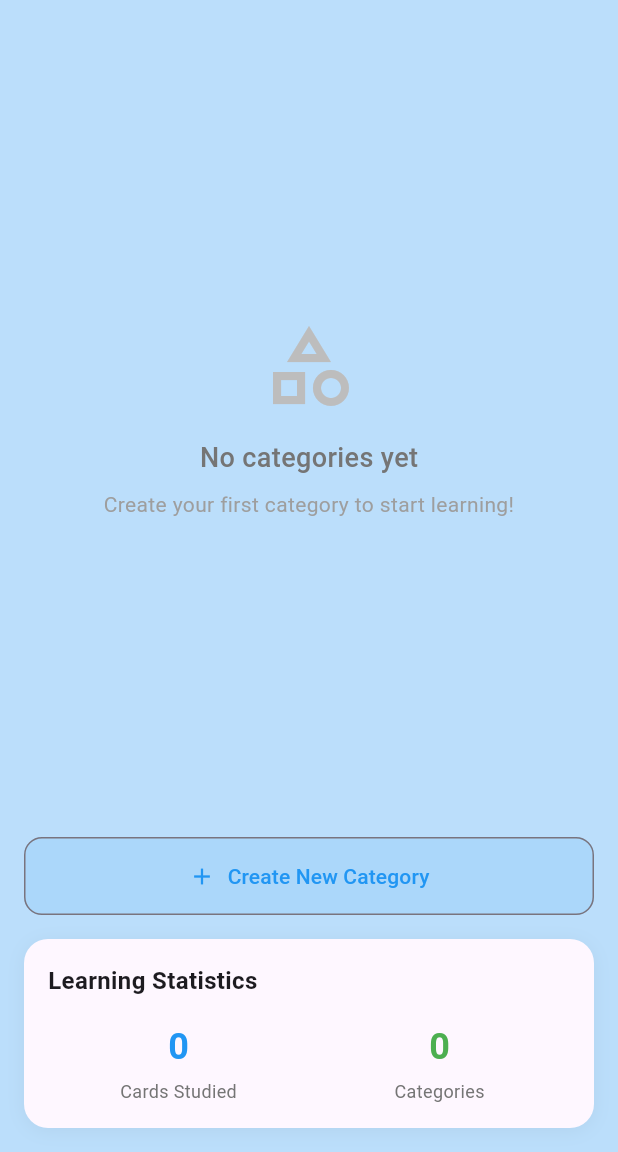
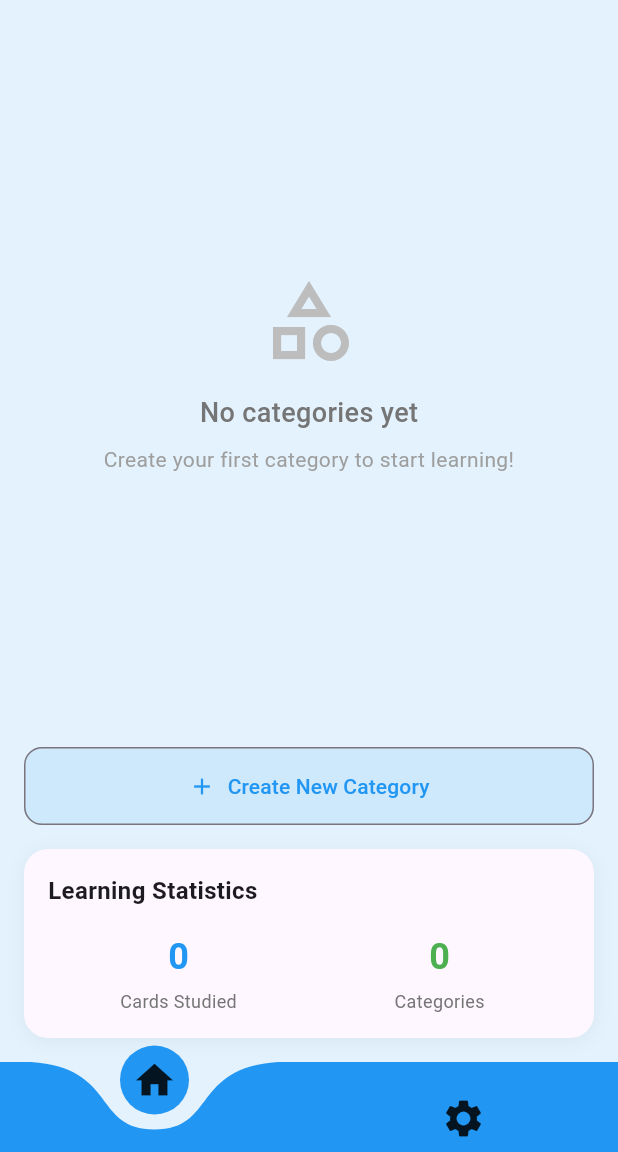
Before and after one commit to adithiyaks/Memora, a Flutter app: the screen it shows after launch, on a phone screen of 412 x 824 dp, the part 84-1236 px from its top. Run offline on Flutter 3.47's test engine with Material 3 defaults, Android fonts, the phone set to English and light mode, and no system bars; drawn by our look-alikes of curved_navigation_bar; our stand-ins replace flip_card, flutter_card_swiper, get, get_storage, hive, hive_flutter and 1 more; accounts and stored records are empty.

Commit message:
Slight Ui changes

```diff
--- /dev/null
+++ b/lib/controllers/theme_controller.dart
@@ -0,0 +1,31 @@
+import 'package:flutter/material.dart';
+import 'package:get/get.dart';
+import 'package:get_storage/get_storage.dart';
+
+class ThemeController extends GetxController {
+  final _storage = GetStorage();
+  final _key = 'isDarkMode';
+
+  // 1. Create a reactive '.obs' variable
+  var isDarkMode = false.obs;
+
+  @override
+  void onInit() {
+    super.onInit();
+    // 2. Load the saved theme when the controller is created
+    isDarkMode.value = _storage.read(_key) ?? false;
+  }
+
+  void toggleTheme() {
+    // 3. Toggle the reactive variable's value
+    isDarkMode.value = !isDarkMode.value;
+
+    // 4. Save the new value to storage
+    _storage.write(_key, isDarkMode.value);
+
+    // 5. Apply the theme change
+    Get.changeThemeMode(isDarkMode.value ? ThemeMode.dark : ThemeMode.light);
+
+    // The manual 'update()' call is no longer needed.
+  }
+}
--- a/lib/main.dart
+++ b/lib/main.dart
@@ -1,8 +1,10 @@
 import 'package:flutter/material.dart';
 import 'package:get/get.dart';
+import 'package:get_storage/get_storage.dart';
 import 'package:hive_flutter/hive_flutter.dart';
 import 'package:memora/controllers/category_controller.dart';
 import 'package:memora/controllers/flashcard_controller.dart';
+import 'package:memora/controllers/theme_controller.dart';
 import 'package:memora/models/category.dart';
 import 'package:memora/screens/home_screen.dart';
 import 'models/flashcard.dart';
@@ -13,7 +15,8 @@ void main() async {
 
   // Initialize Hive
   await Hive.initFlutter();
-
+  await GetStorage.init();
+  Get.put(ThemeController());
   // Register Hive adapters
   Hive.registerAdapter(FlashcardAdapter());
   Hive.registerAdapter(CategoryAdapter());
@@ -28,28 +31,57 @@ void main() async {
 class Memora extends StatelessWidget {
   @override
   Widget build(BuildContext context) {
-    return GetMaterialApp(
+    final ThemeController themeController = Get.find();
+    return Obx(() => GetMaterialApp(
       title: 'Memora',
       debugShowCheckedModeBanner: false,
+      // theme: ThemeData(
+      //   primarySwatch: Colors.blue,
+      //   scaffoldBackgroundColor: Colors.blue[100],
+      //   // Additional theme customizations
+      //   appBarTheme: AppBarTheme(
+      //     elevation: 0,
+      //     centerTitle: true,
+      //   ),
+      //   cardTheme: CardThemeData(
+      //     elevation: 4,
+      //     shape: RoundedRectangleBorder(
+      //       borderRadius: BorderRadius.circular(12),
+      //     ),
+      //   ),
+      //   floatingActionButtonTheme: FloatingActionButtonThemeData(
+      //     elevation: 6,
+      //   ),
+      // ),
+      // Set the themes as before
       theme: ThemeData(
+        brightness: Brightness.light,
         primarySwatch: Colors.blue,
-        scaffoldBackgroundColor: Colors.blue[100],
-        // Additional theme customizations
-        appBarTheme: AppBarTheme(
-          elevation: 0,
-          centerTitle: true,
-        ),
-        cardTheme: CardThemeData(
-          elevation: 4,
-          shape: RoundedRectangleBorder(
-            borderRadius: BorderRadius.circular(12),
-          ),
-        ),
-        floatingActionButtonTheme: FloatingActionButtonThemeData(
-          elevation: 6,
+        scaffoldBackgroundColor: Colors.blue[50], // Your desired light blue
+        appBarTheme: const AppBarTheme(
+          backgroundColor: Colors.blue,
+          foregroundColor: Colors.white,
         ),
       ),
+
+      // 2. THIS IS YOUR CUSTOM DARK THEME
+      darkTheme: ThemeData(
+        brightness: Brightness.dark,
+        primarySwatch: Colors.blue,
+        scaffoldBackgroundColor: const Color(0xFF121212), // A standard dark background
+        appBarTheme: AppBarTheme(
+          backgroundColor: Colors.grey[900],
+          foregroundColor: Colors.white,
+        ),
+      ),
+
+      // --- THEME CUSTOMIZATION END ---
+
+      themeMode: themeController.isDarkMode.value
+          ? ThemeMode.dark
+          : ThemeMode.light,
+
       home: HomeScreen(),
-    );
+    ));
   }
 }
--- a/lib/screens/home_screen.dart
+++ b/lib/screens/home_screen.dart
@@ -1,22 +1,34 @@
 import 'package:flutter/material.dart';
 import 'package:get/get.dart';
+import 'package:curved_navigation_bar/curved_navigation_bar.dart'; // <-- 1. IMPORT THE PACKAGE
 import 'package:memora/widgets/category_widget.dart';
 import 'package:memora/widgets/create_cat_dialog.dart';
 import 'package:memora/widgets/learningstats_widget.dart';
 import '../controllers/category_controller.dart';
 import '../models/category.dart';
 import 'cards_screen.dart';
+import 'settings_screen.dart'; // <-- 2. IMPORT THE SETTINGS SCREEN
 
-class HomeScreen extends StatelessWidget {
+// 3. CONVERTED TO A STATEFULWIDGET
+class HomeScreen extends StatefulWidget {
   const HomeScreen({super.key});
+
+  @override
+  State<HomeScreen> createState() => _HomeScreenState();
+}
+
+class _HomeScreenState extends State<HomeScreen> {
+  // 4. ADD A VARIABLE TO TRACK THE SELECTED PAGE INDEX
+  int _pageIndex = 0;
 
   @override
   Widget build(BuildContext context) {
     return Scaffold(
       appBar: AppBar(
-        title: const Text(
-          'MEMORA',
-          style: TextStyle(
+        title: Text(
+          // 5. CHANGE THE APPBAR TITLE BASED ON THE SELECTED PAGE
+          _pageIndex == 0 ? 'MEMORA' : 'Settings',
+          style: const TextStyle(
             color: Colors.white,
             fontWeight: FontWeight.bold,
             fontSize: 20,
@@ -24,9 +36,37 @@ class HomeScreen extends StatelessWidget {
         ),
         backgroundColor: Colors.blue,
         elevation: 0,
+        centerTitle: true,
       ),
-      body: Obx(() {
+      // 6. SET THE BODY BASED ON THE SELECTED PAGE
+      body: _pageIndex == 0 ? _buildHomeContent() : const SettingsScreen(),
 
+      // 7. ADD THE CURVED NAVIGATION BAR
+      bottomNavigationBar: CurvedNavigationBar(
+        index: _pageIndex,
+        height: 60.0,
+        items: const <Widget>[
+          Icon(Icons.home, size: 30),
+          Icon(Icons.settings, size: 30),
+        ],
+        color: Colors.blue,
+        buttonBackgroundColor: Colors.blue,
+        backgroundColor: Colors.transparent,
+        animationCurve: Curves.easeInOut,
+        animationDuration: const Duration(milliseconds: 400),
+        onTap: (index) {
+          setState(() {
+            _pageIndex = index;
+          });
+        },
+        letIndexChange: (index) => true,
+      ),
+    );
+  }
+
+  // 8. MOVED YOUR ORIGINAL HOME SCREEN CONTENT INTO THIS HELPER METHOD
+  Widget _buildHomeContent() {
+    return Obx(() {
       final categoryController = Get.find<CategoryController>();
       final categories = categoryController.categories;
       return Padding(
@@ -61,7 +101,6 @@ class HomeScreen extends StatelessWidget {
                   style: TextStyle(color: Colors.blue),
                 ),
                 style: OutlinedButton.styleFrom(
-
                   backgroundColor: Colors.blue.withOpacity(0.1),
                   padding: const EdgeInsets.all(16),
                   shape: RoundedRectangleBorder(
@@ -80,10 +119,8 @@ class HomeScreen extends StatelessWidget {
           ],
         ),
       );
-        }),
-
-    );
-  }}
+    });
+  }
 
   Widget _buildEmptyState() {
     return Center(
@@ -128,3 +165,4 @@ class HomeScreen extends StatelessWidget {
       builder: (context) => const CreateCategoryDialog(),
     );
   }
+}
--- a/pubspec.yaml
+++ b/pubspec.yaml
@@ -41,6 +41,8 @@ dependencies:
   image_picker: ^1.0.4
   flutter_card_swiper: ^7.0.1
   uuid: ^4.1.0
+  get_storage: ^2.1.1
+  curved_navigation_bar: ^1.0.3
 
 dev_dependencies:
   flutter_test:
@@ -48,6 +50,7 @@ dev_dependencies:
   hive_generator: ^2.0.1
   build_runner: ^2.4.7
   analyzer: ^5.13.0
+
 
   # The "flutter_lints" package below contains a set of recommended lints to
   # encourage good coding practices. The lint set provided by the package is
```
Also changed, not shown: lib/screens/settings_screen.dart (+21 -54 lines), pubspec.lock. Lines whose indentation alone changed are shown as unchanged.
